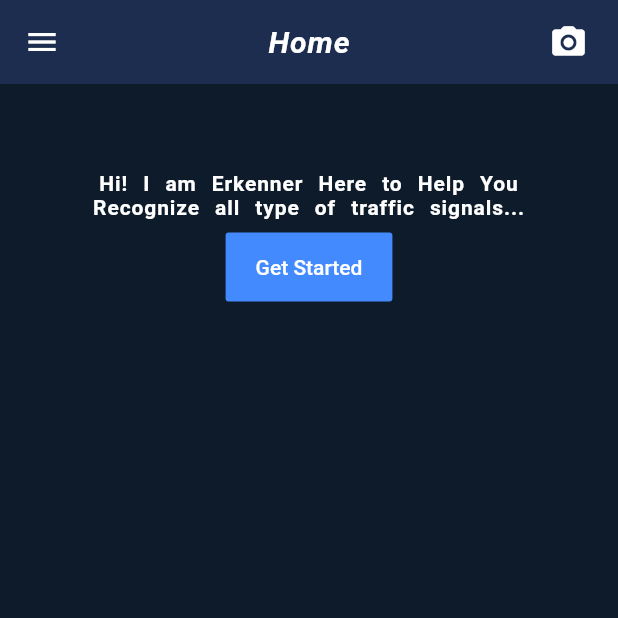
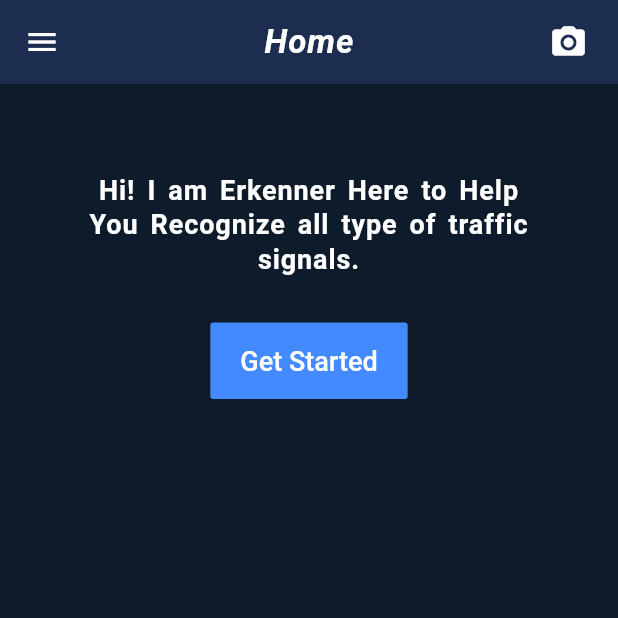
Before and after one commit to TayyabAsghar/Erkenner, a Flutter app: the screen it shows after launch, on a phone screen of 412 x 824 dp, the top half of it. Run offline on Flutter 3.47's test engine with Material 2 defaults, Android fonts, the light colour scheme and no system bars; our stand-ins replace camera, hive; accounts and stored records are empty.

Commit message:
Set the font Size in whole application

```diff
--- a/lib/main.dart
+++ b/lib/main.dart
@@ -17,8 +17,10 @@ void main() async {
   Hive.init(appDocumentDirectory.path);
 
   final settings = await Hive.openBox('settings');
-  bool isLightTheme = settings.get('isLightTheme') ?? false;
+  final isLightTheme = settings.get('isLightTheme') ?? false;
   double fontSize = settings.get('fontSize');
+
+  if (fontSize == null) fontSize = 18.0; // Default fontSize for very 1st time.
 
   runApp(
     ChangeNotifierProvider(
--- a/lib/screens/history.dart
+++ b/lib/screens/history.dart
@@ -30,7 +30,9 @@ class _HistoryState extends State<History> {
         title: Text(
           "History",
           style: TextStyle(
-            fontSize: fontSize,
+            fontSize: fontSize + 4,
+            fontWeight: FontWeight.bold,
+            fontStyle: FontStyle.italic,
           ),
         ),
         actions: <Widget>[
--- a/lib/screens/home.dart
+++ b/lib/screens/home.dart
@@ -14,7 +14,7 @@ class _HomeState extends State<Home> {
       context,
       listen: false,
     ).fontSize;
-    final iconSize = fontSize;
+    final iconSize = fontSize + 6;
 
     return Scaffold(
       appBar: AppBar(
@@ -24,10 +24,11 @@ class _HomeState extends State<Home> {
           "Home",
           style: TextStyle(
             color: Colors.white,
-              fontSize: fontSize,
+            fontSize: fontSize + 4,
             fontWeight: FontWeight.bold,
+            fontStyle: FontStyle.italic,
             letterSpacing: 0.6,
-              fontStyle: FontStyle.italic),
+          ),
         ),
         actions: <Widget>[
           IconButton(
@@ -110,13 +111,14 @@ class _HomeState extends State<Home> {
                   padding: const EdgeInsets.all(8.0),
                   child: Container(
                     child: Text(
-                      "Hi! I am Erkenner Here to Help You Recognize all type of traffic signals...",
+                      "Hi! I am Erkenner Here to Help You Recognize all type of traffic signals.",
                       textAlign: TextAlign.center,
                       style: TextStyle(
                         fontSize: fontSize,
                         fontWeight: FontWeight.bold,
-                        wordSpacing: 6.0,
+                        wordSpacing: 3.0,
                         letterSpacing: 0.6,
+                        height: 1.3,
                         color: Colors.white,
                       ),
                     ),
@@ -125,7 +127,9 @@ class _HomeState extends State<Home> {
                 ),
               ],
             ),
-            FlatButton(
+            Padding(
+              padding: EdgeInsets.symmetric(vertical: 24),
+              child: FlatButton(
                 onPressed: () => Navigator.pushNamed(context, '/scan'),
                 padding: EdgeInsets.symmetric(vertical: 15.0, horizontal: 20.0),
                 child: Text(
@@ -134,6 +138,7 @@ class _HomeState extends State<Home> {
                 ),
                 color: Colors.blueAccent,
               ),
+            ),
           ],
         ),
       ),
--- a/lib/screens/scan.dart
+++ b/lib/screens/scan.dart
@@ -82,7 +82,9 @@ class _TakePictureScreenState extends State<TakePictureScreen> {
         title: Text(
           'Scan Images',
           style: TextStyle(
-            fontSize: fontSize,
+            fontSize: fontSize + 4,
+            fontWeight: FontWeight.bold,
+            fontStyle: FontStyle.italic,
           ),
         ),
       ),
```
Also changed, not shown: lib/screens/about.dart (+9 -5 lines), lib/screens/settings.dart (+9 -7 lines). Lines whose indentation alone changed are shown as unchanged.
